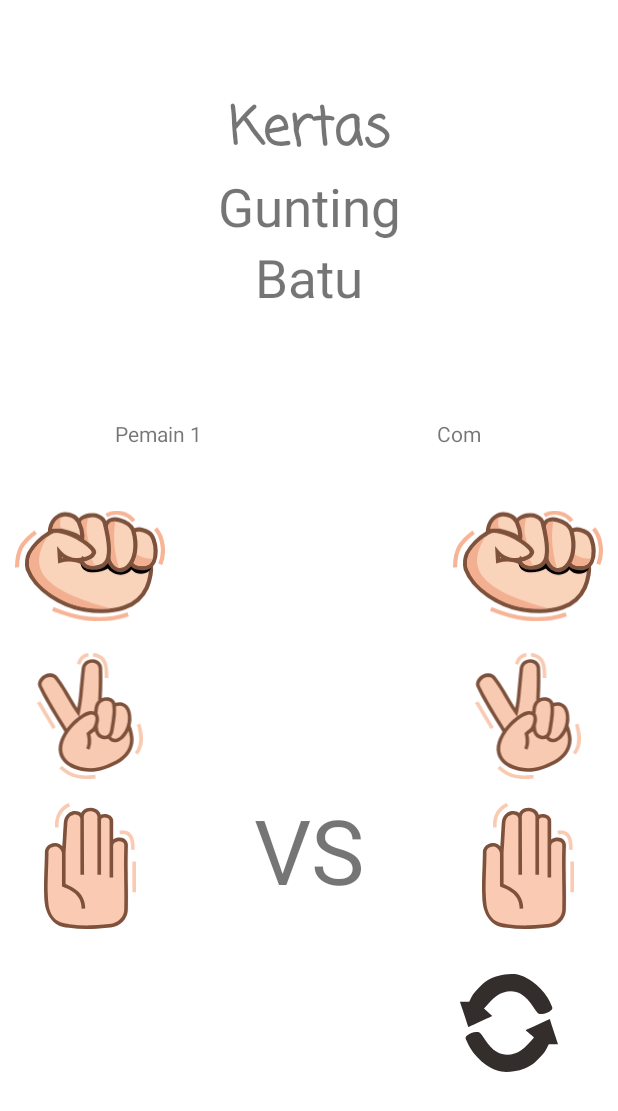
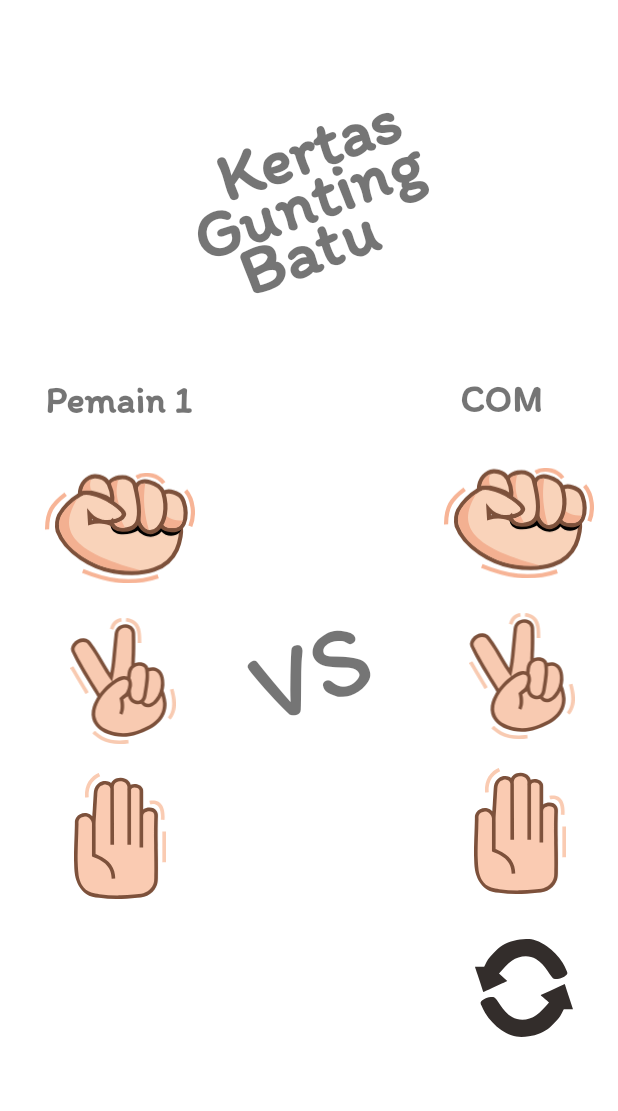
Before and after one commit to taufik0910/chalangeChapterFour, an Android app: the screen it shows after launch (MainActivity), on a phone screen of 412 x 824 dp. Shown: the top 1111 px of the screen. Run offline under Robolectric (Android 15) with nearby library versions, the phone set to English and light mode, and no system bars.

Commit message:
revisi layout menjadi RElative layout

```diff
--- a/app/src/main/res/layout/activity_main.xml
+++ b/app/src/main/res/layout/activity_main.xml
@@ -1,107 +1,106 @@
 <?xml version="1.0" encoding="utf-8"?>
-<LinearLayout xmlns:android="http://schemas.android.com/apk/res/android"
-    xmlns:app="http://schemas.android.com/apk/res-auto"
+<RelativeLayout xmlns:android="http://schemas.android.com/apk/res/android"
     xmlns:tools="http://schemas.android.com/tools"
     android:layout_width="match_parent"
     android:layout_height="match_parent"
-    android:orientation="vertical"
     tools:context=".MainActivity">
-
-    <TextView
-        android:id="@+id/tvOutput1"
-        android:layout_width="match_parent"
-        android:layout_height="wrap_content"
-        android:fontFamily="casual"
-        android:gravity="center"
-        android:textStyle="bold"
-        android:paddingStart="16dp"
-        android:paddingTop="60dp"
-        android:paddingEnd="16dp"
-        android:text="@string/txt_jdl_kertas"
-        android:textSize="35sp" />
-
-    <TextView
-        android:id="@+id/tvOutput2"
-        android:layout_width="match_parent"
-        android:layout_height="wrap_content"
-        android:gravity="center"
-        android:paddingStart="16dp"
-        android:paddingEnd="16dp"
-        android:text="@string/txt_jdl_gunting"
-        android:textSize="35sp" />
-
-    <TextView
-        android:id="@+id/tvOutput3"
-        android:layout_width="match_parent"
-        android:layout_height="wrap_content"
-        android:gravity="center_horizontal"
-        android:paddingStart="16dp"
-        android:paddingEnd="16dp"
-        android:paddingBottom="60dp"
-        android:text="@string/txt_jdl_batu"
-        android:textSize="35sp" />
-
-    <LinearLayout
-        android:layout_width="match_parent"
-        android:layout_height="30dp"
-        android:layout_margin="5dp"
-        android:orientation="horizontal"
-        android:weightSum="2"
-        app:layout_constraintBottom_toBottomOf="parent">
 
 
     <TextView
-            android:layout_width="0dp"
+        android:id="@+id/jd_kertas"
+        android:layout_width="match_parent"
         android:layout_height="wrap_content"
-            android:layout_margin="5dp"
-            android:layout_marginStart="16dp"
-            android:layout_marginEnd="16dp"
-            android:layout_weight="1"
+        android:layout_alignParentTop="true"
+        android:layout_marginTop="70dp"
+        android:fontFamily="@font/itim_regular"
         android:gravity="center_horizontal"
-            android:text="@string/ply_user" />
+        android:rotation="-20"
+        android:text="@string/txt_jdl_kertas"
+        android:textSize="45sp"
+        android:textStyle="bold" />
+
+    <TextView
+        android:id="@+id/jd_gunting"
+        android:layout_width="match_parent"
+        android:layout_height="wrap_content"
+        android:layout_below="@id/jd_kertas"
+        android:layout_alignParentTop="true"
+        android:layout_marginTop="104dp"
+        android:fontFamily="@font/itim_regular"
+        android:gravity="center_horizontal"
+        android:rotation="-20"
+        android:text="@string/txt_jdl_gunting"
+        android:textSize="45sp"
+        android:textStyle="bold" />
+
+    <TextView
+        android:id="@+id/jd_batu"
+        android:layout_width="match_parent"
+        android:layout_height="wrap_content"
+        android:layout_below="@id/jd_gunting"
+        android:layout_alignParentTop="true"
+        android:layout_marginTop="138dp"
+        android:fontFamily="@font/itim_regular"
+        android:gravity="center_horizontal"
+        android:rotation="-20"
+        android:text="@string/txt_jdl_batu"
+        android:textSize="45sp"
+        android:textStyle="bold" />
+
+    <TextView
+        android:id="@+id/tx_pemain"
+        android:layout_width="wrap_content"
+        android:layout_height="wrap_content"
+        android:layout_alignParentStart="true"
+        android:layout_alignParentTop="true"
+        android:layout_marginStart="30dp"
+        android:layout_marginTop="250dp"
+        android:layout_marginBottom="5dp"
+        android:fontFamily="@font/itim_regular"
+        android:text="@string/ply_user"
+        android:textSize="25sp"
+        android:textStyle="bold" />
 
     <TextView
         android:id="@+id/txt_com"
-            android:layout_width="0dp"
+        android:layout_width="wrap_content"
         android:layout_height="wrap_content"
-            android:layout_margin="5dp"
-            android:layout_marginStart="16dp"
-            android:layout_marginEnd="16dp"
-            android:layout_weight="1"
+        android:layout_alignParentTop="true"
+        android:layout_alignParentEnd="true"
+        android:layout_marginLeft="342dp"
+        android:layout_marginTop="249dp"
+        android:layout_marginEnd="50dp"
+        android:layout_toLeftOf="@+id/tx_pemain"
+        android:fontFamily="@font/itim_regular"
         android:gravity="center_horizontal"
-            android:text="@string/ply_com" />
+        android:text="@string/ply_com"
+        android:textSize="25sp"
+        android:textStyle="bold" />
 
-
-    </LinearLayout>
-
-    <RelativeLayout
-        android:layout_width="match_parent"
-        android:layout_height="match_parent"
-        android:paddingLeft="10dp"
-        android:paddingTop="10dp"
-        android:paddingRight="10dp">
 
     <ImageView
         android:id="@+id/usr_batu"
         android:layout_width="100dp"
         android:layout_height="100dp"
-            android:layout_alignParentStart="false"
-            android:layout_alignParentTop="false"
-            android:layout_alignParentEnd="false"
-            android:layout_alignParentBottom="false"
+        android:layout_below="@id/tx_pemain"
+        android:layout_alignParentStart="true"
+        android:layout_marginStart="30dp"
+        android:layout_marginTop="1dp"
+        android:layout_marginEnd="4dp"
+        android:contentDescription="@string/todo"
         android:paddingTop="16dp"
-            android:src="@drawable/ic_batu"
-            android:contentDescription="TODO" />
+        android:src="@drawable/ic_batu" />
 
     <ImageView
         android:id="@+id/usr_gunting"
         android:layout_width="100dp"
         android:layout_height="100dp"
         android:layout_below="@id/usr_batu"
-            android:layout_alignParentStart="false"
-            android:layout_alignParentTop="false"
-            android:layout_alignParentEnd="false"
-            android:layout_alignParentBottom="false"
+        android:layout_alignParentStart="true"
+        android:layout_marginStart="32dp"
+        android:layout_marginTop="2dp"
+        android:layout_marginEnd="4dp"
+        android:contentDescription="@string/todo"
         android:paddingTop="16dp"
         android:src="@drawable/ic_gunting" />
 
@@ -110,37 +109,52 @@
         android:layout_width="100dp"
         android:layout_height="100dp"
         android:layout_below="@id/usr_gunting"
-            android:layout_alignParentStart="false"
-            android:layout_alignParentTop="false"
-            android:layout_alignParentEnd="false"
-            android:layout_alignParentBottom="false"
+        android:layout_alignParentStart="true"
+        android:layout_marginStart="30dp"
+        android:layout_marginTop="3dp"
+        android:layout_marginEnd="4dp"
+        android:contentDescription="@string/todo"
         android:paddingTop="16dp"
         android:src="@drawable/ic_kertas" />
+
+
+    <TextView
+        android:layout_width="wrap_content"
+        android:layout_height="wrap_content"
+        android:layout_below="@id/jd_batu"
+        android:layout_centerHorizontal="true"
+        android:layout_marginLeft="32dp"
+        android:layout_marginTop="196dp"
+        android:layout_toLeftOf="@id/com_gunting"
+        android:layout_toRightOf="@id/usr_gunting"
+        android:fontFamily="@font/itim_regular"
+        android:rotation="-20"
+        android:text="@string/vs"
+        android:textSize="70sp" />
 
     <ImageView
         android:id="@+id/com_batu"
         android:layout_width="100dp"
         android:layout_height="100dp"
-            android:layout_alignParentEnd="false"
-            android:layout_alignParentRight="true"
-            android:layout_centerInParent="false"
-            android:layout_centerHorizontal="false"
+        android:layout_below="@id/txt_com"
+        android:layout_alignParentEnd="true"
+
+        android:layout_marginTop="4dp"
+        android:layout_marginEnd="16dp"
+        android:contentDescription="@string/todo"
         android:paddingTop="16dp"
         android:src="@drawable/ic_batu" />
-
-        <TextView
-            android:layout_width="wrap_content"
-            android:layout_height="wrap_content"
-            android:layout_centerInParent="true"
-            android:text="VS"
-            android:textSize="60sp" />
 
     <ImageView
         android:id="@+id/com_gunting"
         android:layout_width="100dp"
         android:layout_height="100dp"
         android:layout_below="@id/com_batu"
-            android:layout_alignParentRight="true"
+        android:layout_alignParentEnd="true"
+        android:layout_marginStart="30dp"
+        android:layout_marginTop="2dp"
+        android:layout_marginEnd="14dp"
+        android:contentDescription="@string/todo"
         android:paddingTop="16dp"
         android:src="@drawable/ic_gunting" />
 
@@ -149,7 +163,11 @@
         android:layout_width="100dp"
         android:layout_height="100dp"
         android:layout_below="@id/com_gunting"
-            android:layout_alignParentRight="true"
+        android:layout_alignParentEnd="true"
+        android:layout_marginStart="30dp"
+        android:layout_marginTop="3dp"
+        android:layout_marginEnd="15dp"
+        android:contentDescription="@string/todo"
         android:paddingTop="16dp"
         android:src="@drawable/ic_kertas" />
 
@@ -167,5 +185,3 @@
 
 
 </RelativeLayout>
-
-</LinearLayout>
--- a/app/src/main/res/values/strings.xml
+++ b/app/src/main/res/values/strings.xml
@@ -3,7 +3,9 @@
     <string name="txt_jdl_batu">Batu</string>
     <string name="txt_jdl_gunting">Gunting</string>
     <string name="txt_jdl_kertas">Kertas</string>
-    <string name="ply_com">Com</string>
+    <string name="ply_com">COM</string>
     <string name="ply_user">Pemain 1</string>
+    <string name="todo">TODO</string>
+    <string name="vs">VS</string>
 
 </resources>
```
Also changed, not shown: app/src/main/res/font/itim_regular.otf (added). Lines whose indentation alone changed are shown as unchanged.
